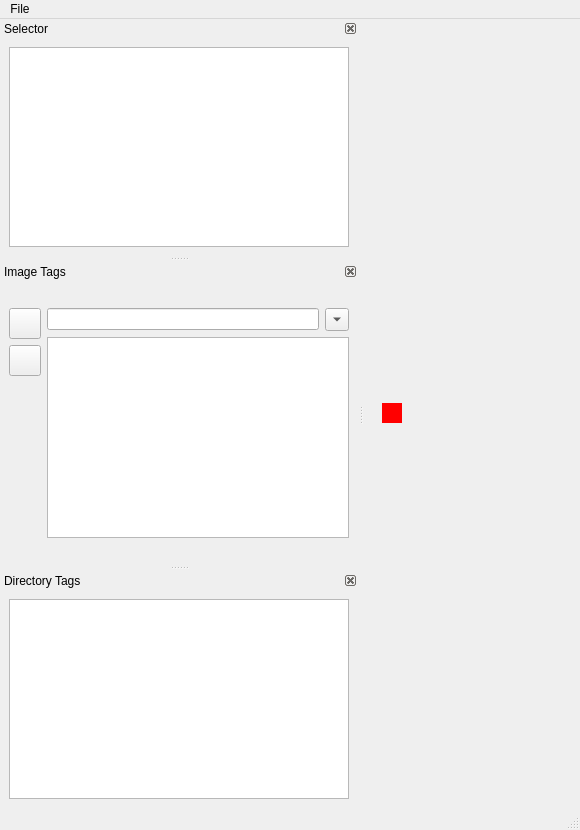
This is src/main_window.ui in gwhiteside/descryptor as Qt 5 draws it before an edit. The edited form follows.
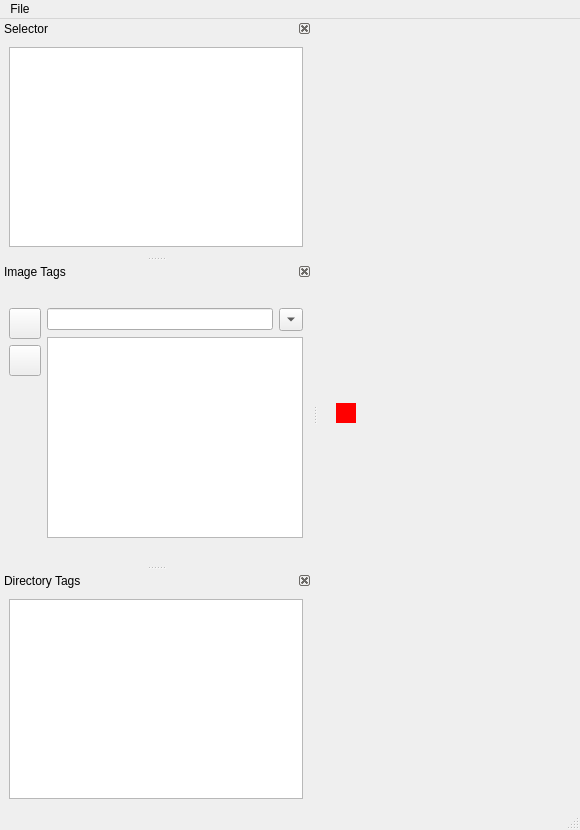
This is the edited form. Icons and pictures are not drawn.

Diff of the .ui file:
```diff
--- a/src/main_window.ui
+++ b/src/main_window.ui
@@ -75,12 +75,6 @@
   </widget>
   <widget class="QStatusBar" name="statusbar"/>
   <widget class="QDockWidget" name="selectorDockWidget">
-   <property name="sizePolicy">
-    <sizepolicy hsizetype="Expanding" vsizetype="Preferred">
-     <horstretch>0</horstretch>
-     <verstretch>0</verstretch>
-    </sizepolicy>
-   </property>
    <property name="minimumSize">
     <size>
      <width>200</width>
@@ -105,15 +99,9 @@
    </widget>
   </widget>
   <widget class="QDockWidget" name="imgtagsDockWidget">
-   <property name="sizePolicy">
-    <sizepolicy hsizetype="Expanding" vsizetype="Preferred">
-     <horstretch>0</horstretch>
-     <verstretch>0</verstretch>
-    </sizepolicy>
-   </property>
    <property name="minimumSize">
     <size>
-     <width>358</width>
+     <width>200</width>
      <height>245</height>
     </size>
    </property>
@@ -250,11 +238,11 @@
    </widget>
   </widget>
   <widget class="QDockWidget" name="dirtagsDockWidget">
-   <property name="sizePolicy">
-    <sizepolicy hsizetype="Expanding" vsizetype="Preferred">
-     <horstretch>0</horstretch>
-     <verstretch>0</verstretch>
-    </sizepolicy>
+   <property name="minimumSize">
+    <size>
+     <width>150</width>
+     <height>101</height>
+    </size>
    </property>
    <property name="features">
     <set>QDockWidget::DockWidgetFeature::DockWidgetClosable|QDockWidget::DockWidgetFeature::DockWidgetMovable</set>
```
Left out of the diff: 6 changed lines with no effect on the pictures.
